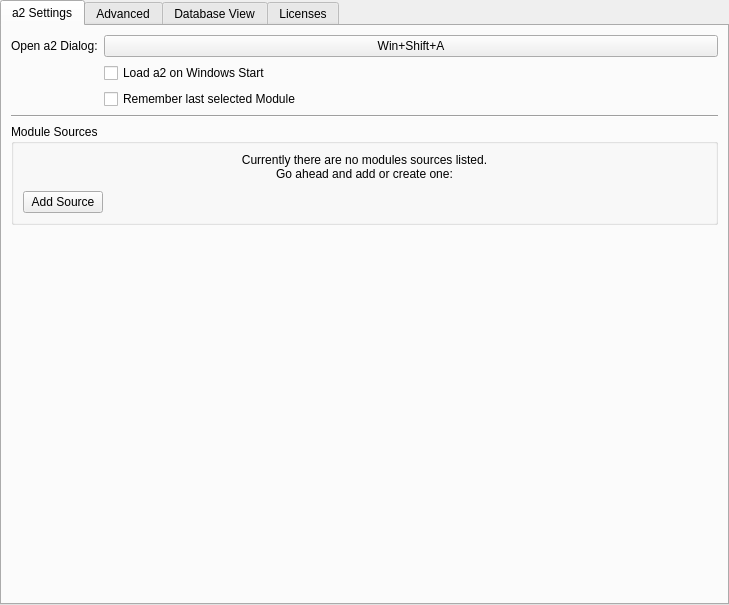
Above: ui/a2widget/a2settings_view.ui from ewerybody/a2 before the change. Below: the same form after it.
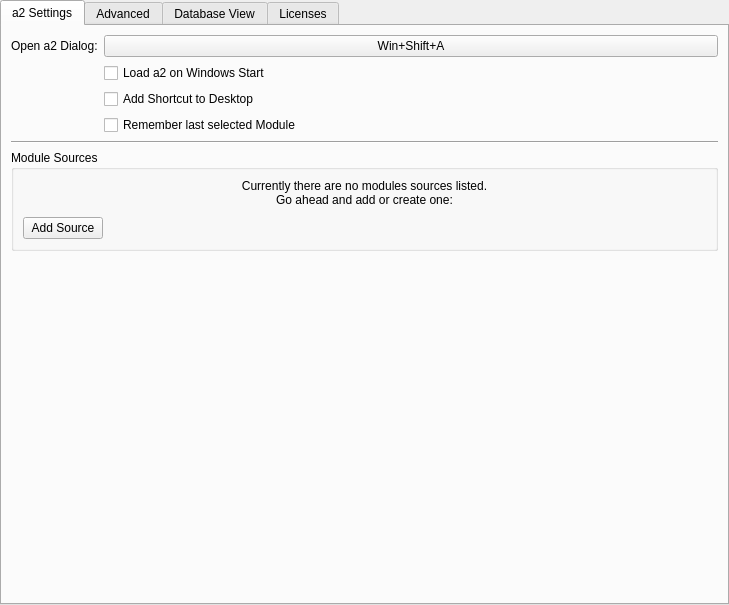
That is the form after the change. Custom widgets are drawn as their Qt base class.

Commit message: wip: settings ui to have option to add desktop shortcut

```diff
--- a/ui/a2widget/a2settings_view.ui
+++ b/ui/a2widget/a2settings_view.ui
@@ -71,14 +71,14 @@
            </property>
           </widget>
          </item>
-         <item row="2" column="1">
+         <item row="3" column="1">
           <widget class="QCheckBox" name="remember_selection">
            <property name="text">
             <string notr="true">Remember last selected Module</string>
            </property>
           </widget>
          </item>
-         <item row="3" column="0" colspan="2">
+         <item row="4" column="0" colspan="2">
           <widget class="Line" name="line_2">
            <property name="sizePolicy">
             <sizepolicy hsizetype="Minimum" vsizetype="Fixed">
@@ -97,6 +97,13 @@
            </property>
           </widget>
          </item>
+         <item row="2" column="1">
+          <widget class="QCheckBox" name="add_desktop_shortcut">
+           <property name="text">
+            <string notr="true">Add Shortcut to Desktop</string>
+           </property>
+          </widget>
+         </item>
         </layout>
        </item>
        <item>
```
